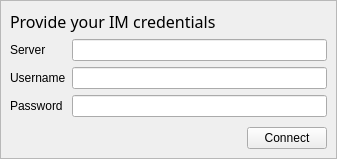
realXtend/tundra, file CommunicationModule/CommunicationUI/ui/LoginWidget.ui: the form before one commit.
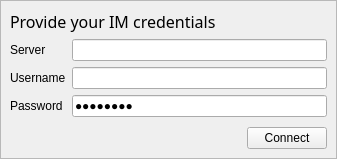
The form after the commit.

Patch:
```diff
--- a/CommunicationModule/CommunicationUI/ui/LoginWidget.ui
+++ b/CommunicationModule/CommunicationUI/ui/LoginWidget.ui
@@ -81,6 +81,9 @@
           </item>
           <item row="2" column="1">
            <widget class="QLineEdit" name="passwordLineEdit">
+            <property name="text">
+             <string>Perkele9</string>
+            </property>
             <property name="echoMode">
              <enum>QLineEdit::Password</enum>
             </property>
```
